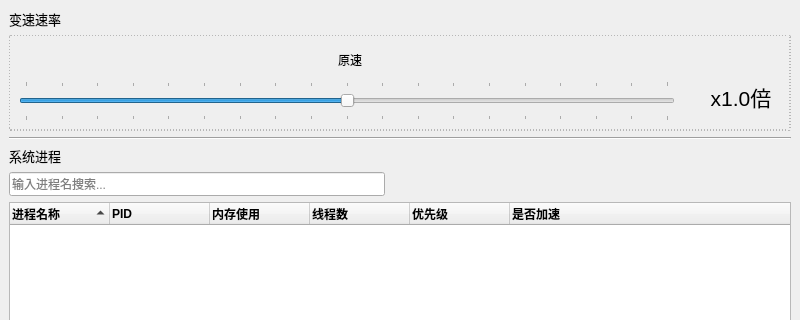
This is mainwindow.ui in zxlhhyccc/OpenSpeedy as Qt 5 draws it before an edit; both pictures show x 0 to 800 and y 0 to 320 of the 800 by 614 pixel window. The edited form follows.
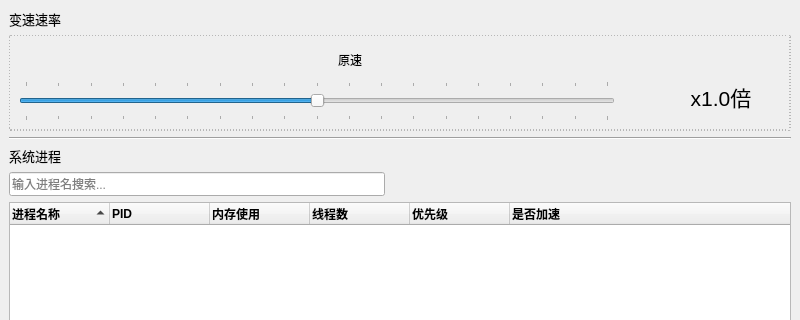
This is the edited form.

Commit message: fix speed text width auto width issue

Diff of the .ui file:
```diff
--- a/mainwindow.ui
+++ b/mainwindow.ui
@@ -24,8 +24,8 @@
   </property>
   <property name="maximumSize">
    <size>
-    <width>800</width>
-    <height>800</height>
+    <width>960</width>
+    <height>640</height>
    </size>
   </property>
   <property name="windowTitle">
@@ -159,7 +159,7 @@
              </property>
              <property name="sizeHint" stdset="0">
               <size>
-               <width>20</width>
+               <width>40</width>
                <height>20</height>
               </size>
              </property>
@@ -167,9 +167,15 @@
            </item>
            <item>
             <widget class="QLabel" name="sliderLabel">
+             <property name="sizePolicy">
+              <sizepolicy hsizetype="Fixed" vsizetype="Preferred">
+               <horstretch>0</horstretch>
+               <verstretch>0</verstretch>
+              </sizepolicy>
+             </property>
              <property name="minimumSize">
               <size>
-               <width>80</width>
+               <width>120</width>
                <height>0</height>
               </size>
              </property>
```
Left out of the diff: 34 changed lines with no effect on the pictures.
